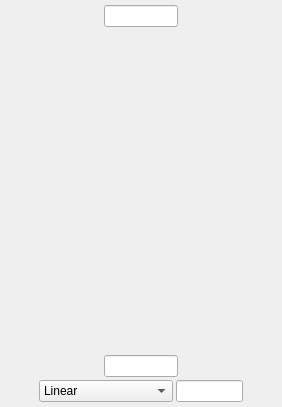
This is qt/widgets/mplcpp/inc/MantidQtWidgets/MplCpp/Colorbar.ui in mantidproject/mantid as Qt 5 draws it before an edit. The edited form follows.
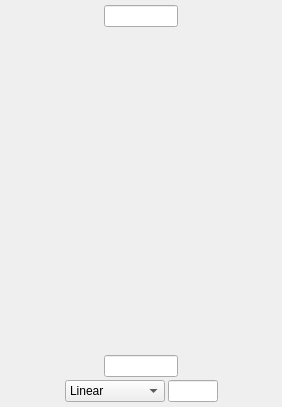
This is the edited form.

Commit message: Show/hide power input field depending on the scale selection

```diff
--- a/qt/widgets/mplcpp/inc/MantidQtWidgets/MplCpp/Colorbar.ui
+++ b/qt/widgets/mplcpp/inc/MantidQtWidgets/MplCpp/Colorbar.ui
@@ -115,6 +115,12 @@
      </item>
      <item>
       <widget class="QComboBox" name="scaleTypeOpt">
+       <property name="maximumSize">
+        <size>
+         <width>100</width>
+         <height>16777215</height>
+        </size>
+       </property>
        <item>
         <property name="text">
          <string>Linear</string>
@@ -140,6 +146,12 @@
          <verstretch>0</verstretch>
         </sizepolicy>
        </property>
+       <property name="maximumSize">
+        <size>
+         <width>50</width>
+         <height>16777215</height>
+        </size>
+       </property>
       </widget>
      </item>
      <item>
```
Left out of the diff: 11 changed lines with no effect on the pictures. The commit also changes 2 other files.
